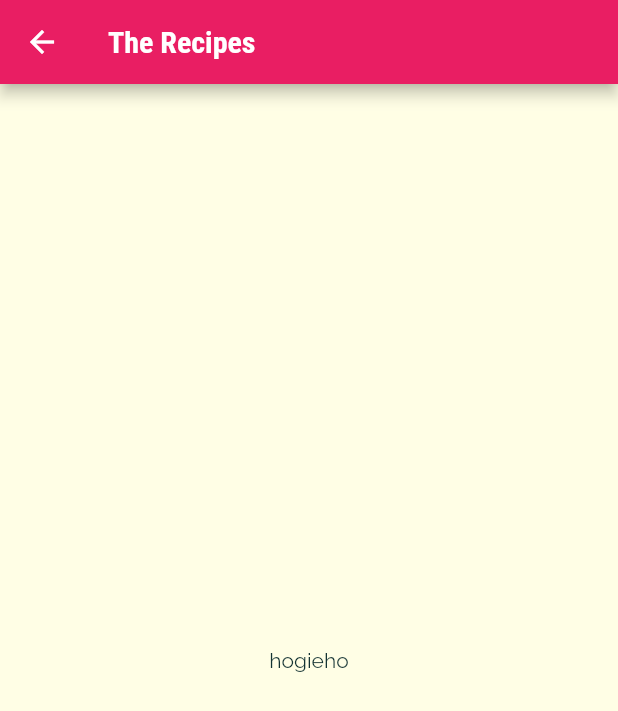
After one commit to totolog-flutter/for-learning, a Flutter app: the screen it shows after launch, after a tap on "Italian", on a phone screen of 412 x 824 dp. The commit adds this screen. Shown: the top 711 px of the screen. Run offline on Flutter 3.47's test engine with Material 2 defaults, Android fonts, the phone set to English and light mode, and no system bars.

Commit message:
add: 163

```diff
--- a/lib/category_item.dart
+++ b/lib/category_item.dart
@@ -1,13 +1,26 @@
 import 'package:flutter/material.dart';
+import 'category_meals_screen.dart';
 
 class CategoryItem extends StatelessWidget {
   final String title;
   final Color color;
   const CategoryItem({required this.title, required this.color});
 
+  void selectCategory(BuildContext ctx) {
+    Navigator.of(ctx).push(MaterialPageRoute(
+      builder: (_) {
+        return CategoryMealsScreen();
+      },
+    ));
+  }
+
   @override
   Widget build(BuildContext context) {
-    return Container(
+    return InkWell(
+      onTap: () => selectCategory(context),
+      splashColor: Theme.of(context).primaryColor,
+      borderRadius: BorderRadius.circular(15),
+      child: Container(
         padding: const EdgeInsets.all(15),
         child: Text(
           title,
@@ -24,6 +37,7 @@ class CategoryItem extends StatelessWidget {
           ),
           borderRadius: BorderRadius.circular(15),
         ),
+      ),
     );
   }
 }
--- /dev/null
+++ b/lib/category_meals_screen.dart
@@ -0,0 +1,16 @@
+import 'package:flutter/material.dart';
+
+class CategoryMealsScreen extends StatelessWidget {
+  const CategoryMealsScreen({super.key});
+
+  @override
+  Widget build(BuildContext context) {
+    return Scaffold(
+        appBar: AppBar(
+          title: Text('The Recipes'),
+        ),
+        body: Center(
+          child: Text('hogieho'),
+        ));
+  }
+}
```
Lines whose indentation alone changed are shown as unchanged.
